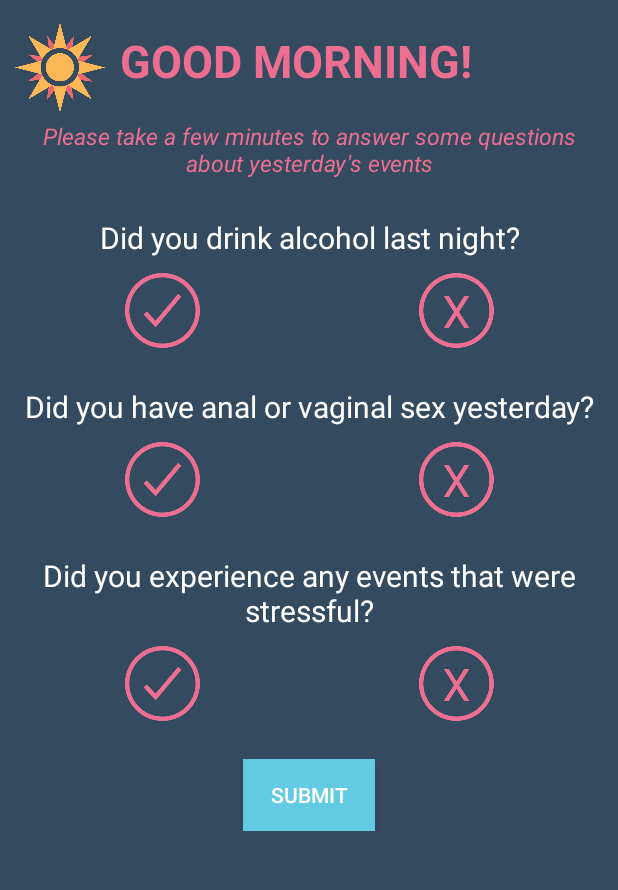
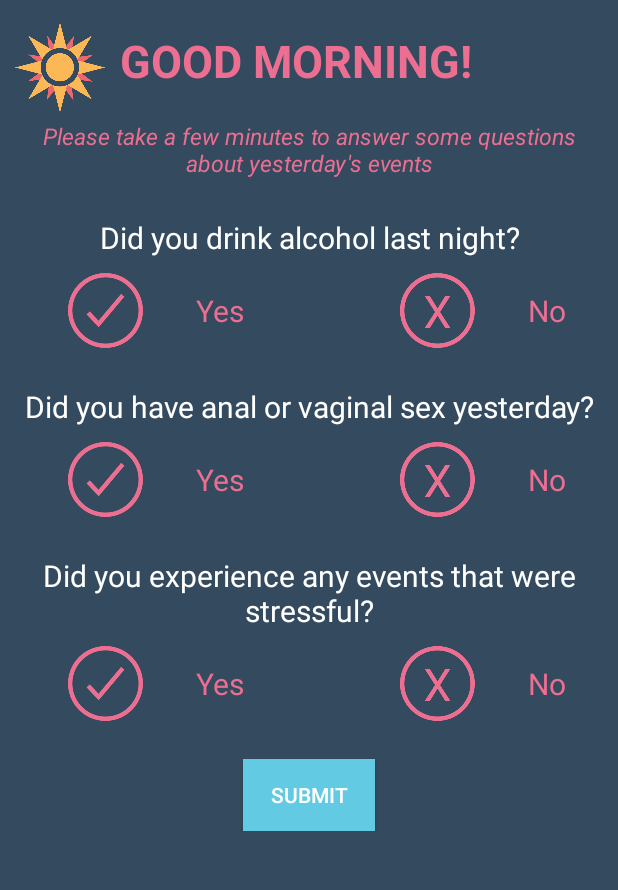
Before and after one commit to samikshasm/capstone_sam_alex, an Android app: the MorningQS screen opened directly, with no data from a screen before it, on a phone screen of 412 x 824 dp, the part 84-974 px from its top. Run offline under Robolectric (Android 15) with nearby library versions, the phone set to English and light mode, and no system bars; our stand-ins replace Firebase (no records; nobody signed in at launch, a user with empty details on screens opened directly).

Commit message:
Add clickable 'Yes' and 'No' text coresponding to check and cross image buttons

```diff
--- a/app/src/main/java/com/samalex/slucapstone/MorningQS.java
+++ b/app/src/main/java/com/samalex/slucapstone/MorningQS.java
@@ -24,6 +24,8 @@ import android.widget.Toast;
 import com.google.android.gms.vision.text.Line;
 import com.google.firebase.database.DatabaseReference;
 import com.google.firebase.database.FirebaseDatabase;
+
+import org.w3c.dom.Text;
 
 import java.text.DateFormat;
 import java.text.SimpleDateFormat;
@@ -108,6 +110,8 @@ public class MorningQS extends AppCompatActivity {
         //!!!!!!!!!!!!!!!!!!!
         final ImageButton lastNightDrinkYes = (ImageButton) findViewById(R.id.drinkAlcoholQS_yes);
         final ImageButton lastNightDrinkNo = (ImageButton) findViewById(R.id.drinkAlcoholQS_no);
+        final TextView lastNightDrinkYesText = (TextView) findViewById(R.id.drinkAlcoholQS_yesText);
+        final TextView lastNightDrinkNoText = (TextView) findViewById(R.id.drinkAlcoholQS_noText);
 
         final TextView number_drinks_qs = (TextView) findViewById(R.id.number_drinks_qs);
         final LinearLayout number_drinks_qs_layout = (LinearLayout) findViewById(R.id.number_drinks_qs_layout);
@@ -124,13 +128,17 @@ public class MorningQS extends AppCompatActivity {
 
         final TextView hangover_qs = (TextView) findViewById(R.id.hangover_qs);
         final LinearLayout hangover_qs_layout = (LinearLayout) findViewById(R.id.hangover_qs_layout);
+        final TextView hangoverYesText = (TextView) findViewById(R.id.hangover_yesText);
         final ImageButton hangoverYes = (ImageButton) findViewById(R.id.hangover_yes);
+        final TextView hangoverNoText = (TextView) findViewById(R.id.hangover_noText);
         final ImageButton hangoverNo = (ImageButton) findViewById(R.id.hangover_no);
 
         final TextView drugs_qs = (TextView) findViewById(R.id.drugs);
         final LinearLayout drugs_layout = (LinearLayout) findViewById(R.id.drugs_layout);
         final ImageButton drugs_yes = (ImageButton) findViewById(R.id.drugs_yes);
+        final TextView drugs_yesText = (TextView) findViewById(R.id.drugs_yesText);
         final ImageButton drugs_no = (ImageButton) findViewById(R.id.drugs_no);
+        final TextView drugs_noText = (TextView) findViewById(R.id.drugs_noText);
 
         final TextView typesOfDrugs_qs = (TextView) findViewById(R.id.typesOfDrugs);
         final TextView select_drugs = (TextView) findViewById(R.id.select_drugs);
@@ -151,12 +159,16 @@ public class MorningQS extends AppCompatActivity {
         final CheckBox otherDrug = (CheckBox) findViewById(R.id.otherDrug);
 
         final ImageButton analVaginalSexYes = (ImageButton) findViewById(R.id.analVaginalSex_yes);
+        final TextView analVaginalSexYesText = (TextView) findViewById(R.id.analVaginalSex_yesText);
         final ImageButton analVaginalSexNo = (ImageButton) findViewById(R.id.analVaginalSex_no);
+        final TextView analVaginalSexNoText = (TextView) findViewById(R.id.analVaginalSex_noText);
 
         final TextView condom_qs = (TextView) findViewById(R.id.condom);
         final LinearLayout condom_layout = (LinearLayout) findViewById(R.id.condom_layout);
         final ImageButton condom_yes = (ImageButton) findViewById(R.id.condom_yes);
+        final TextView condom_yesText = (TextView) findViewById(R.id.condom_yesText);
         final ImageButton condom_no = (ImageButton) findViewById(R.id.condom_no);
+        final TextView condom_noText = (TextView) findViewById(R.id.condom_noText);
 
         final TextView sexPartner_qs = (TextView) findViewById(R.id.sexPartner_qs);
         final LinearLayout sexPartner_qs_layout = (LinearLayout) findViewById(R.id.sexPartner_qs_layout);
@@ -199,7 +211,9 @@ public class MorningQS extends AppCompatActivity {
         //final LinearLayout oralConsentLayout = (LinearLayout) findViewById(R.id.oral_consent);*/
 
         final ImageButton stress_yes = (ImageButton) findViewById(R.id.stress_q1_yes_button);
+        final TextView stress_yesText = (TextView) findViewById(R.id.stress_q1_yes_text);
         final ImageButton stress_no = (ImageButton) findViewById(R.id.stress_q1_no_button);
+        final TextView stress_noText = (TextView) findViewById(R.id.stress_q1_no_text);
 
         final TextView stress_type = (TextView) findViewById(R.id.stress_type_qs);
         final TextView stress_select = (TextView) findViewById(R.id.select_stress);
@@ -376,11 +390,13 @@ public class MorningQS extends AppCompatActivity {
         };
         submit.setOnClickListener(handler1);
 
-        lastNightDrinkNo.setOnClickListener(new View.OnClickListener() {
+        View.OnClickListener onClickDrinkNo = new View.OnClickListener() {
             public void onClick(View view) {
                 drinklastNight = "No";
                 lastNightDrinkNo.setImageResource(R.drawable.no_green_button);
                 lastNightDrinkYes.setImageResource(R.drawable.yes_button);
+                lastNightDrinkNoText.setTextColor(ContextCompat.getColor(MorningQS.this, R.color.green));
+                lastNightDrinkYesText.setTextColor(ContextCompat.getColor(MorningQS.this, R.color.pink));
                 number_drinks_qs.setVisibility(View.GONE);
                 number_drinks_qs_layout.setVisibility(View.GONE);
                 drink_type.setVisibility(View.GONE);
@@ -391,13 +407,17 @@ public class MorningQS extends AppCompatActivity {
                 drugs_qs.setVisibility(View.GONE);
                 drugs_layout.setVisibility(View.GONE);
             }
-        });
+        };
+        lastNightDrinkNo.setOnClickListener(onClickDrinkNo);
+        lastNightDrinkNoText.setOnClickListener(onClickDrinkNo);
 
-        lastNightDrinkYes.setOnClickListener(new View.OnClickListener() {
+        View.OnClickListener onClickDrinkYes = new View.OnClickListener() {
             public void onClick(View view) {
                 drinklastNight = "Yes";
                 lastNightDrinkNo.setImageResource(R.drawable.no_button);
                 lastNightDrinkYes.setImageResource(R.drawable.yes_green);
+                lastNightDrinkYesText.setTextColor(ContextCompat.getColor(MorningQS.this, R.color.green));
+                lastNightDrinkNoText.setTextColor(ContextCompat.getColor(MorningQS.this, R.color.pink));
                 number_drinks_qs.setVisibility(View.VISIBLE);
                 number_drinks_qs_layout.setVisibility(View.VISIBLE);
                 drink_type.setVisibility(View.VISIBLE);
@@ -408,7 +428,9 @@ public class MorningQS extends AppCompatActivity {
                 drugs_qs.setVisibility(View.VISIBLE);
                 drugs_layout.setVisibility(View.VISIBLE);
             }
-        });
+        };
+        lastNightDrinkYes.setOnClickListener(onClickDrinkYes);
+        lastNightDrinkYesText.setOnClickListener(onClickDrinkYes);
 
         drinks_add.setOnClickListener(new View.OnClickListener() {
             public void onClick(View view) {
@@ -464,46 +486,62 @@ public class MorningQS extends AppCompatActivity {
             }
         });
 
-        hangoverNo.setOnClickListener(new View.OnClickListener() {
+        View.OnClickListener onClickHangoverNo = new View.OnClickListener() {
             public void onClick(View view) {
                 hangover = "no";
                 hangoverNo.setImageResource(R.drawable.no_green_button);
                 hangoverYes.setImageResource(R.drawable.yes_button);
 
+                hangoverNoText.setTextColor(ContextCompat.getColor(MorningQS.this, R.color.green));
+                hangoverYesText.setTextColor(ContextCompat.getColor(MorningQS.this, R.color.pink));
+            }
+        };
+        hangoverNo.setOnClickListener(onClickHangoverNo);
+        hangoverNoText.setOnClickListener(onClickHangoverNo);
 
-            }
-        });
-
-        hangoverYes.setOnClickListener(new View.OnClickListener() {
+        View.OnClickListener onClickHangoverYes = new View.OnClickListener() {
             public void onClick(View view) {
                 hangover = "yes";
                 hangoverNo.setImageResource(R.drawable.no_button);
                 hangoverYes.setImageResource(R.drawable.yes_green);
+
+                hangoverNoText.setTextColor(ContextCompat.getColor(MorningQS.this, R.color.pink));
+                hangoverYesText.setTextColor(ContextCompat.getColor(MorningQS.this, R.color.green));
             }
-        });
+        };
+        hangoverYes.setOnClickListener(onClickHangoverYes);
+        hangoverYesText.setOnClickListener(onClickHangoverYes);
 
-        drugs_no.setOnClickListener(new View.OnClickListener() {
+        View.OnClickListener onClickDrugNo = new View.OnClickListener() {
             public void onClick(View view) {
                 drugs = "no";
                 drugs_no.setImageResource(R.drawable.no_green_button);
                 drugs_yes.setImageResource(R.drawable.yes_button);
+                drugs_noText.setTextColor(ContextCompat.getColor(MorningQS.this, R.color.green));
+                drugs_yesText.setTextColor(ContextCompat.getColor(MorningQS.this, R.color.pink));
                 typesOfDrugs_qs.setVisibility(View.GONE);
                 select_drugs.setVisibility(View.GONE);
                 typesOfDrugs_layout.setVisibility(View.GONE);
 
             }
-        });
+        };
+        drugs_no.setOnClickListener(onClickDrugNo);
+        drugs_noText.setOnClickListener(onClickDrugNo);
 
-        drugs_yes.setOnClickListener(new View.OnClickListener() {
+        View.OnClickListener onClickDrugYes = new View.OnClickListener() {
             public void onClick(View view) {
                 drugs = "yes";
                 drugs_no.setImageResource(R.drawable.no_button);
                 drugs_yes.setImageResource(R.drawable.yes_green);
+                drugs_noText.setTextColor(ContextCompat.getColor(MorningQS.this, R.color.pink));
+                drugs_yesText.setTextColor(ContextCompat.getColor(MorningQS.this, R.color.green));
                 typesOfDrugs_qs.setVisibility(View.VISIBLE);
                 select_drugs.setVisibility(View.VISIBLE);
                 typesOfDrugs_layout.setVisibility(View.VISIBLE);
             }
-        });
+        };
+        drugs_yes.setOnClickListener(onClickDrugYes);
+        drugs_yesText.setOnClickListener(onClickDrugYes);
 
         ritalin.setOnClickListener(new View.OnClickListener() {
             public void onClick(View view) {
@@ -647,54 +685,72 @@ public class MorningQS extends AppCompatActivity {
         });
 
 
-        analVaginalSexNo.setOnClickListener(new View.OnClickListener() {
+        View.OnClickListener onClickAnalVaginalSexNo = new View.OnClickListener() {
             public void onClick(View view) {
                 analVaginalSex = "No";
                 analVaginalSexNo.setImageResource(R.drawable.no_green_button);
                 analVaginalSexYes.setImageResource(R.drawable.yes_button);
+                analVaginalSexNoText.setTextColor(ContextCompat.getColor(MorningQS.this, R.color.green));
+                analVaginalSexYesText.setTextColor(ContextCompat.getColor(MorningQS.this, R.color.pink));
                 condom_qs.setVisibility(View.GONE);
                 condom_layout.setVisibility(View.GONE);
                 sexPartner_qs.setVisibility(View.GONE);
                 sexPartner_qs_layout.setVisibility(View.GONE);
             }
-        });
+        };
+        analVaginalSexNo.setOnClickListener(onClickAnalVaginalSexNo);
+        analVaginalSexNoText.setOnClickListener(onClickAnalVaginalSexNo);
 
-        analVaginalSexYes.setOnClickListener(new View.OnClickListener() {
+        View.OnClickListener onClickAnalVaginalSexYes = new View.OnClickListener() {
             public void onClick(View view) {
                 analVaginalSex = "Yes";
                 analVaginalSexNo.setImageResource(R.drawable.no_button);
                 analVaginalSexYes.setImageResource(R.drawable.yes_green);
+                analVaginalSexNoText.setTextColor(ContextCompat.getColor(MorningQS.this, R.color.pink));
+                analVaginalSexYesText.setTextColor(ContextCompat.getColor(MorningQS.this, R.color.green));
                 condom_qs.setVisibility(View.VISIBLE);
                 condom_layout.setVisibility(View.VISIBLE);
                 sexPartner_qs.setVisibility(View.VISIBLE);
                 sexPartner_qs_layout.setVisibility(View.VISIBLE);
             }
-        });
+        };
+        analVaginalSexYes.setOnClickListener(onClickAnalVaginalSexYes);
+        analVaginalSexYesText.setOnClickListener(onClickAnalVaginalSexYes);
 
-        condom_no.setOnClickListener(new View.OnClickListener() {
+        View.OnClickListener onClickCondomNo = new View.OnClickListener() {
             public void onClick(View view) {
                 condom = "No";
                 condom_no.setImageResource(R.drawable.no_green_button);
                 condom_yes.setImageResource(R.drawable.yes_button);
 
+                condom_noText.setTextColor(ContextCompat.getColor(MorningQS.this, R.color.green));
+                condom_yesText.setTextColor(ContextCompat.getColor(MorningQS.this, R.color.pink));
             }
-        });
+        };
+        condom_no.setOnClickListener(onClickCondomNo);
+        condom_noText.setOnClickListener(onClickCondomNo);
 
-        condom_yes.setOnClickListener(new View.OnClickListener() {
+        View.OnClickListener onClickCondomYes = new View.OnClickListener() {
             public void onClick(View view) {
                 condom = "Yes";
                 condom_no.setImageResource(R.drawable.no_button);
                 condom_yes.setImageResource(R.drawable.yes_green);
 
+                condom_noText.setTextColor(ContextCompat.getColor(MorningQS.this, R.color.pink));
+                condom_yesText.setTextColor(ContextCompat.getColor(MorningQS.this, R.color.green));
             }
-        });
+        };
+        condom_yes.setOnClickListener(onClickCondomYes);
+        condom_yesText.setOnClickListener(onClickCondomYes);
 
-        stress_yes.setOnClickListener(new View.OnClickListener() {
+        View.OnClickListener onClickStressYes = new View.OnClickListener() {
             @Override
             public void onClick(View v) {
-                stress_event="Yes";
+                stress_event = "Yes";
                 stress_no.setImageResource(R.drawable.no_button);
                 stress_yes.setImageResource(R.drawable.yes_green);
+                stress_noText.setTextColor(ContextCompat.getColor(MorningQS.this, R.color.pink));
+                stress_yesText.setTextColor(ContextCompat.getColor(MorningQS.this, R.color.green));
                 stress_type.setVisibility(View.VISIBLE);
                 stress_select.setVisibility(View.VISIBLE);
                 stressTypeLayout.setVisibility(View.VISIBLE);
@@ -716,13 +772,18 @@ public class MorningQS extends AppCompatActivity {
                 typePartLayout.setVisibility(View.VISIBLE);*/
 
             }
-        });
-        stress_no.setOnClickListener(new View.OnClickListener() {
+        };
+        stress_yes.setOnClickListener(onClickStressYes);
+        stress_yesText.setOnClickListener(onClickStressYes);
+
+        View.OnClickListener onClickStressNo = new View.OnClickListener() {
             @Override
             public void onClick(View v) {
-                stress_event="No";
+                stress_event = "No";
                 stress_no.setImageResource(R.drawable.no_green_button);
                 stress_yes.setImageResource(R.drawable.yes_button);
+                stress_noText.setTextColor(ContextCompat.getColor(MorningQS.this, R.color.green));
+                stress_yesText.setTextColor(ContextCompat.getColor(MorningQS.this, R.color.pink));
                 stress_type.setVisibility(View.GONE);
                 stress_select.setVisibility(View.GONE);
                 stressTypeLayout.setVisibility(View.GONE);
@@ -743,7 +804,9 @@ public class MorningQS extends AppCompatActivity {
                 typePartSelect.setVisibility(View.VISIBLE);
                 typePartLayout.setVisibility(View.VISIBLE);*/
             }
-        });
+        };
+        stress_no.setOnClickListener(onClickStressNo);
+        stress_noText.setOnClickListener(onClickStressNo);
 
 
 
--- a/app/src/main/res/layout/morning_qs.xml
+++ b/app/src/main/res/layout/morning_qs.xml
@@ -109,6 +109,15 @@
                         android:adjustViewBounds="true"
                         android:scaleType="centerInside"/>
 
+                    <TextView
+                        android:id="@+id/drinkAlcoholQS_yesText"
+                        android:text="Yes"
+                        android:layout_width="100dp"
+                        android:layout_height="50dp"
+                        android:textColor="@color/pink"
+                        android:textSize="20dp"
+                        android:gravity="center_vertical"/>
+
                     <ImageButton
                         android:id="@+id/drinkAlcoholQS_no"
                         android:layout_width="50dp"
@@ -118,6 +127,15 @@
                         android:layout_weight="1"
                         android:adjustViewBounds="true"
                         android:scaleType="centerInside"/>
+
+                    <TextView
+                        android:id="@+id/drinkAlcoholQS_noText"
+                        android:text="No"
+                        android:layout_width="50dp"
+                        android:layout_height="50dp"
+                        android:textColor="@color/pink"
+                        android:textSize="20dp"
+                        android:gravity="center_vertical"/>
 
                 </LinearLayout>
 
@@ -266,6 +284,15 @@
                         android:adjustViewBounds="true"
                         android:scaleType="centerInside"/>
 
+                    <TextView
+                        android:id="@+id/hangover_yesText"
+                        android:text="Yes"
+                        android:layout_width="100dp"
+                        android:layout_height="50dp"
+                        android:textColor="@color/pink"
+                        android:textSize="20dp"
+                        android:gravity="center_vertical"/>
+
                     <ImageButton
                         android:id="@+id/hangover_no"
                         android:layout_width="50dp"
@@ -275,6 +302,15 @@
                         android:layout_weight="1"
                         android:adjustViewBounds="true"
                         android:scaleType="centerInside"/>
+
+                    <TextView
+                        android:id="@+id/hangover_noText"
+                        android:text="No"
+                        android:layout_width="50dp"
+                        android:layout_height="50dp"
+                        android:textColor="@color/pink"
+                        android:textSize="20dp"
+                        android:gravity="center_vertical"/>
 
                 </LinearLayout>
 
@@ -307,6 +343,15 @@
                         android:adjustViewBounds="true"
                         android:scaleType="centerInside"/>
 
+                    <TextView
+                        android:id="@+id/drugs_yesText"
+                        android:text="Yes"
+                        android:layout_width="100dp"
+                        android:layout_height="50dp"
+                        android:textColor="@color/pink"
+                        android:textSize="20dp"
+                        android:gravity="center_vertical"/>
+
                     <ImageButton
                         android:id="@+id/drugs_no"
                         android:layout_width="50dp"
@@ -316,6 +361,15 @@
                         android:layout_weight="1"
                         android:adjustViewBounds="true"
                         android:scaleType="centerInside"/>
+
+                    <TextView
+                        android:id="@+id/drugs_noText"
+                        android:text="No"
+                        android:layout_width="50dp"
+                        android:layout_height="50dp"
+                        android:textColor="@color/pink"
+                        android:textSize="20dp"
+                        android:gravity="center_vertical"/>
 
                 </LinearLayout>
 
@@ -476,6 +530,15 @@
                         android:adjustViewBounds="true"
                         android:scaleType="centerInside"/>
 
+                    <TextView
+                        android:id="@+id/analVaginalSex_yesText"
+                        android:text="Yes"
+                        android:layout_width="100dp"
+                        android:layout_height="50dp"
+                        android:textColor="@color/pink"
+                        android:textSize="20dp"
+                        android:gravity="center_vertical"/>
+
                     <ImageButton
                         android:id="@+id/analVaginalSex_no"
                         android:layout_width="50dp"
@@ -485,6 +548,15 @@
                         android:layout_weight="1"
                         android:adjustViewBounds="true"
                         android:scaleType="centerInside"/>
+
+                    <TextView
+                        android:id="@+id/analVaginalSex_noText"
+                        android:text="No"
+                        android:layout_width="50dp"
+                        android:layout_height="50dp"
+                        android:textColor="@color/pink"
+                        android:textSize="20dp"
+                        android:gravity="center_vertical"/>
 
                 </LinearLayout>
 
@@ -516,6 +588,14 @@
                         android:layout_weight="1"
                         android:adjustViewBounds="true"
                         android:scaleType="centerInside"/>
+                    <TextView
+                        android:id="@+id/condom_yesText"
+                        android:text="Yes"
+                        android:layout_width="100dp"
+                        android:layout_height="50dp"
+                        android:textColor="@color/pink"
+                        android:textSize="20dp"
+                        android:gravity="center_vertical"/>
 
                     <ImageButton
                         android:id="@+id/condom_no"
@@ -526,6 +606,15 @@
                         android:layout_weight="1"
                         android:adjustViewBounds="true"
                         android:scaleType="centerInside"/>
+
+                    <TextView
+                        android:id="@+id/condom_noText"
+                        android:text="No"
+                        android:layout_width="50dp"
+                        android:layout_height="50dp"
+                        android:textColor="@color/pink"
+                        android:textSize="20dp"
+                        android:gravity="center_vertical"/>
 
                 </LinearLayout>
 
@@ -624,6 +713,16 @@
                         android:adjustViewBounds="true"
                         android:scaleType="centerInside"/>
 
+                    <TextView
+                        android:id="@+id/stress_q1_yes_text"
+                        android:text="Yes"
+                        android:layout_width="100dp"
+                        android:layout_height="50dp"
+                        android:textColor="@color/pink"
+                        android:textSize="20dp"
+                        android:gravity="center_vertical"/>
+
+
                     <ImageButton
                         android:id="@+id/stress_q1_no_button"
                         android:layout_width="50dp"
@@ -633,6 +732,15 @@
                         android:layout_weight="1"
                         android:adjustViewBounds="true"
                         android:scaleType="centerInside"/>
+
+                    <TextView
+                        android:id="@+id/stress_q1_no_text"
+                        android:text="No"
+                        android:layout_width="50dp"
+                        android:layout_height="50dp"
+                        android:textColor="@color/pink"
+                        android:textSize="20dp"
+                        android:gravity="center_vertical"/>
 
                 </LinearLayout>
 
@@ -1053,6 +1161,31 @@
                         android:layout_height="1dp"
                         android:layout_weight="1"/>
 
+                </LinearLayout>
+
+                <LinearLayout
+                    android:layout_width="match_parent"
+                    android:id="@+id/sidebar_rating_layout"
+                    android:visibility="gone"
+                    android:orientation="horizontal"
+                    android:layout_gravity="center_horizontal"
+                    android:layout_height="wrap_content">
+                    <Space
+                        android:layout_width="0dp"
+                        android:layout_height="1dp"
+                        android:layout_weight="1"/>
+
+                    <SeekBar
+                        android:id="@+id/seekBarRating"
+                        android:layout_width="match_parent"
+                        android:layout_height="wrap_content"
+                        android:layout_alignParentLeft="true"
+                        android:layout_alignParentTop="true"
+                        android:layout_marginTop="88dp"
+                        android:min="1"
+                        android:max="10"
+                        android:tickMark="@color/black">
+                    </SeekBar>NotificationService
                 </LinearLayout>
 
 <!--
```
